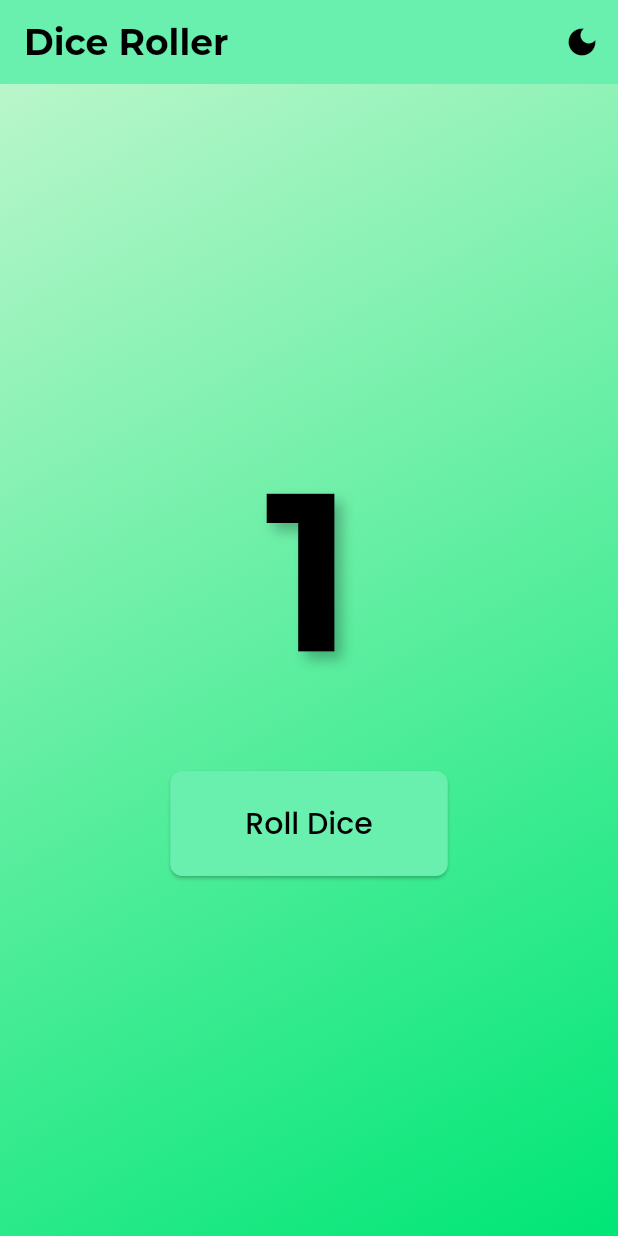
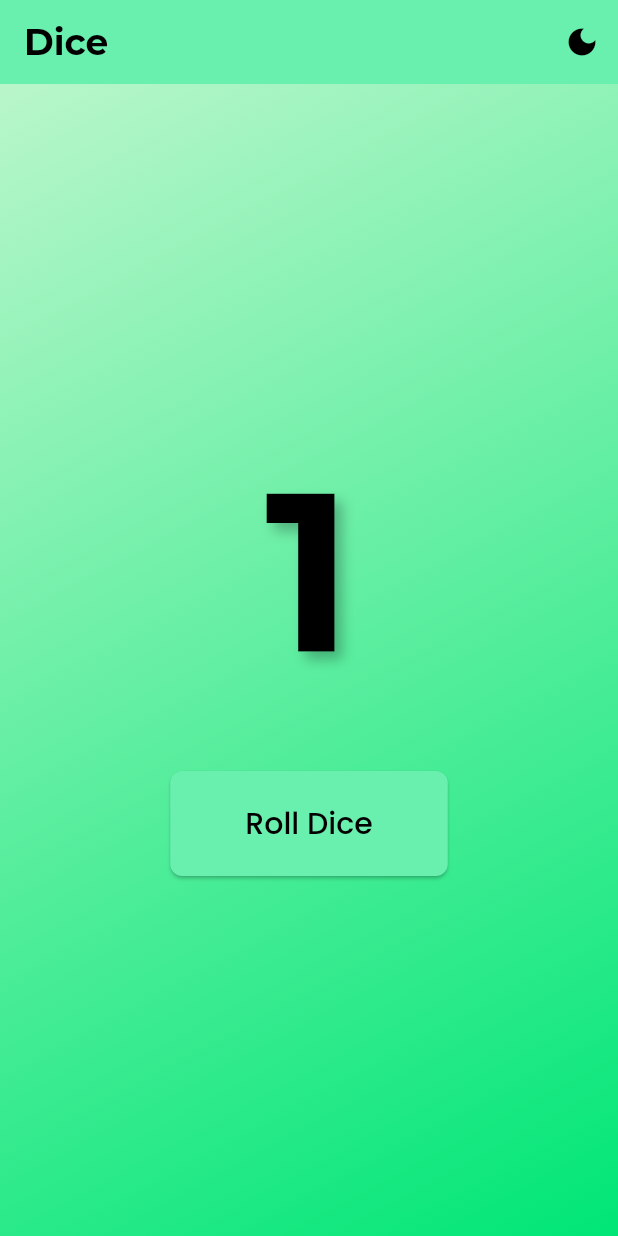
Before and after one commit to devpranayranjan/dice, a Flutter app: the screen it shows after launch, on a phone screen of 412 x 824 dp. Run offline on Flutter 3.47's test engine with Material 3 defaults, Android fonts, the phone set to English and light mode, and no system bars; our stand-ins replace google_fonts, google_mobile_ads, shared_preferences, vibration; network calls fail.

Commit message:
mvp release

```diff
--- a/lib/main.dart
+++ b/lib/main.dart
@@ -102,7 +102,7 @@ class DiceRollerApp extends StatelessWidget {
     return Consumer<ThemeProvider>(
       builder: (context, themeProvider, child) {
         return MaterialApp(
-          title: 'Dice Roller',
+          title: 'Dice',
           theme: lightTheme,
           darkTheme: darkTheme,
           themeMode: themeProvider.themeMode,
@@ -225,7 +225,7 @@ class DiceScreenState extends State<DiceScreen>
 
     return Scaffold(
       appBar: AppBar(
-        title: const Text('Dice Roller'),
+        title: const Text('Dice'),
         actions: [
           IconButton(
             icon: Icon(isDarkMode ? Icons.light_mode : Icons.dark_mode),
--- a/pubspec.yaml
+++ b/pubspec.yaml
@@ -1,5 +1,5 @@
-name: myapp
-description: "A new Flutter project."
+name: dice
+description: "A dice rolling application."
 publish_to: 'none'
 version: 1.0.0+1
 
```
Also changed, not shown: 6 other files.
